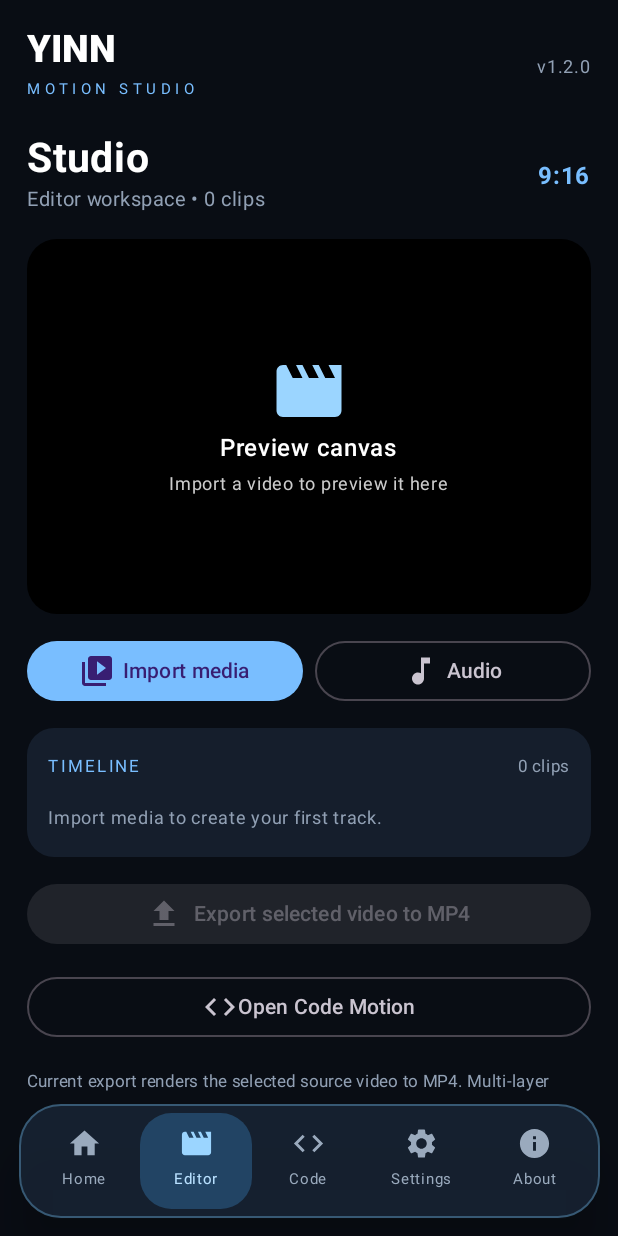
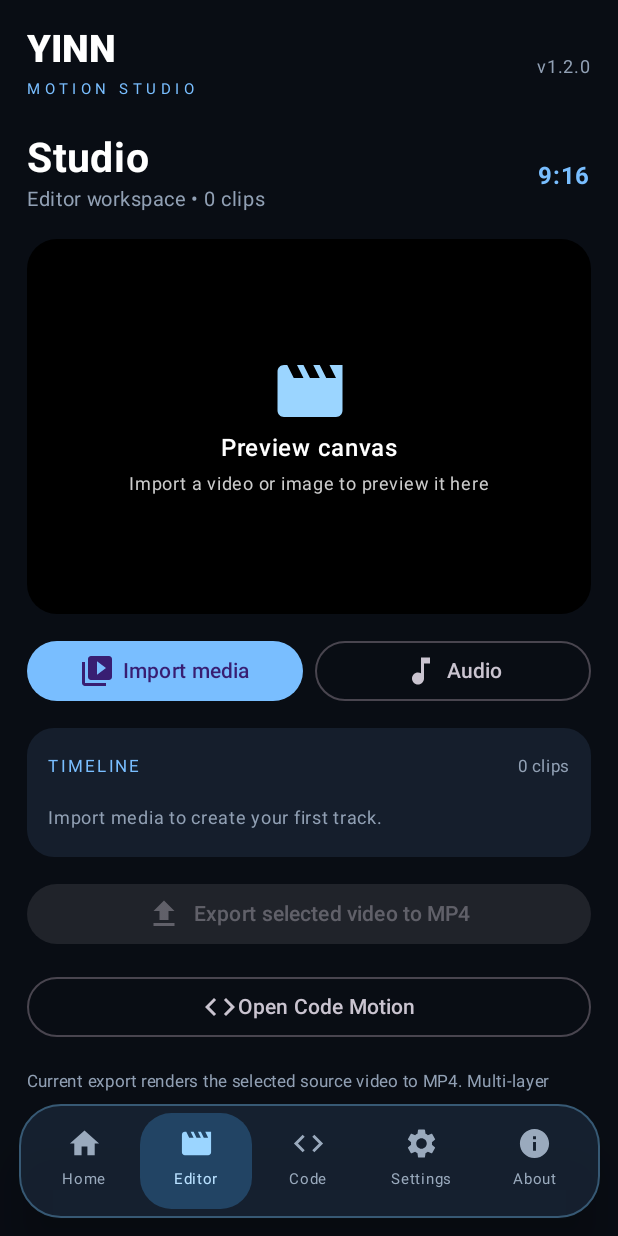
Before and after one commit to YINNSTORE/YinnMotion, an Android app built with Jetpack Compose: the screen it shows after launch (MainActivity), after a tap on "Editor", on a phone screen of 412 x 824 dp. Run offline under Robolectric (Android 15) with nearby library versions, the phone set to English and light mode, and no system bars; pictures from the network do not load.

Commit message:
Render selected imported image assets in the editor preview canvas

```diff
--- a/app/src/main/java/com/yinndev/yinnmotion/MainActivity.kt
+++ b/app/src/main/java/com/yinndev/yinnmotion/MainActivity.kt
@@ -40,6 +40,7 @@ import androidx.media3.transformer.ExportResult
 import androidx.media3.transformer.ExportException
 import android.webkit.WebView
 import android.webkit.WebViewClient
+import android.widget.ImageView
 import androidx.compose.ui.text.font.FontWeight
 import androidx.compose.ui.unit.dp
 import androidx.compose.ui.unit.sp
@@ -281,14 +282,18 @@ private fun EditorScreen(assets: List<Pair<String, Uri>>, media: () -> Unit, aud
         }
         item {
             Surface(color = Color.Black, shape = RoundedCornerShape(20.dp), modifier = Modifier.fillMaxWidth().height(250.dp)) {
-                if (playable != null) {
-                    AndroidView(factory = { viewContext -> PlayerView(viewContext).apply { this.player = player; useController = true } }, modifier = Modifier.fillMaxSize(), update = { it.player = player })
-                } else {
-                    Box(Modifier.fillMaxSize(), contentAlignment = Alignment.Center) {
+                when {
+                    playable != null -> AndroidView(factory = { viewContext -> PlayerView(viewContext).apply { this.player = player; useController = true } }, modifier = Modifier.fillMaxSize(), update = { it.player = player })
+                    selectedClip?.first == "Image" -> AndroidView(
+                        factory = { viewContext -> ImageView(viewContext).apply { scaleType = ImageView.ScaleType.FIT_CENTER; setImageURI(selectedClip.second) } },
+                        update = { it.setImageURI(selectedClip.second) },
+                        modifier = Modifier.fillMaxSize()
+                    )
+                    else -> Box(Modifier.fillMaxSize(), contentAlignment = Alignment.Center) {
                         Column(horizontalAlignment = Alignment.CenterHorizontally) {
                             Icon(Icons.Default.Movie, null, tint = Color(0xFF9BD5FF), modifier = Modifier.size(52.dp))
-                            Text(if (selectedClip?.first == "Image") "Image layer selected" else "Preview canvas", color = Color.White, fontWeight = FontWeight.SemiBold)
-                            Text(selectedClip?.second?.lastPathSegment ?: "Import a video to preview it here", color = Color.LightGray, fontSize = 12.sp, maxLines = 1)
+                            Text("Preview canvas", color = Color.White, fontWeight = FontWeight.SemiBold)
+                            Text("Import a video or image to preview it here", color = Color.LightGray, fontSize = 12.sp)
                         }
                     }
                 }
```
